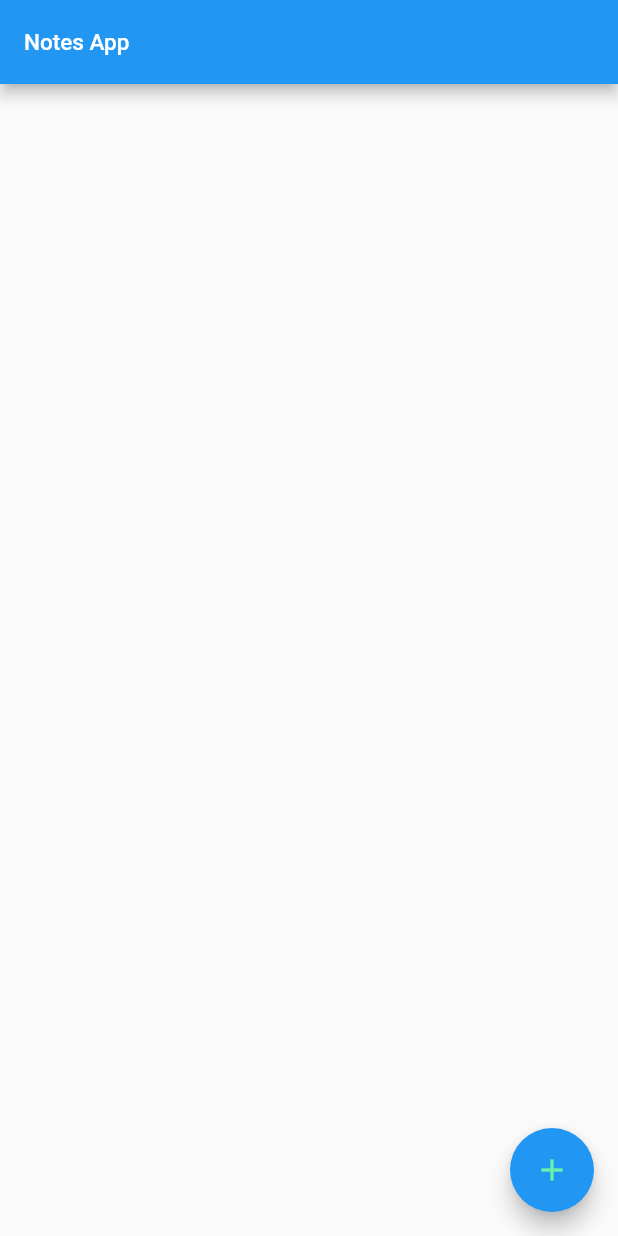
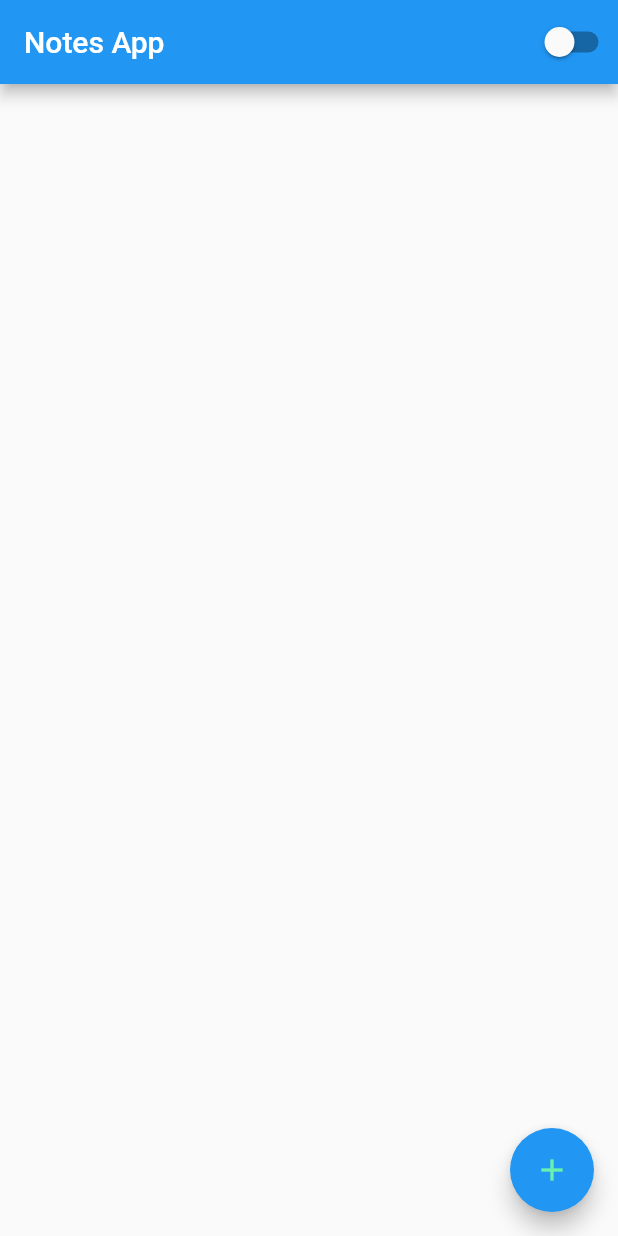
Before and after one commit to shradhaj06/crudwithprovider, a Flutter app: the screen it shows after launch, on a phone screen of 412 x 824 dp. Run offline on Flutter 3.47's test engine with Material 2 defaults, Android fonts, the phone set to English and light mode, and no system bars.

Commit message:
second commit

```diff
--- a/lib/main.dart
+++ b/lib/main.dart
@@ -1,15 +1,30 @@
 import 'package:flutter/material.dart';
+import 'package:poctask/themechangerprovider.dart';
 import 'package:provider/provider.dart';
 import 'noteModel.dart';
 import 'noteProvider.dart';
 
 void main() {
   runApp(
-    ChangeNotifierProvider(
-      create: (context) => NoteProvider(),
-      child: MaterialApp(
-        home: NoteModel(),
+      MultiProvider(
+          providers: [
+      ChangeNotifierProvider(create: (context) => NoteProvider(),),
+          ChangeNotifierProvider(create: (context)=> ThemeChanger())],
+      child: MyApp(),
       ),
-    ),
-  );
+    );
 }
+class MyApp extends StatelessWidget {
+  @override
+  Widget build(BuildContext context) {
+    return Consumer<ThemeChanger>(
+      builder: (context, themeProvider, child) {
+        return MaterialApp(
+          theme: themeProvider.currentTheme,
+          title: 'Notes App',
+          home: NoteModel(),
+        );
+      },
+    );
+  }
+}
--- a/lib/noteModel.dart
+++ b/lib/noteModel.dart
@@ -1,4 +1,5 @@
 import 'package:flutter/material.dart';
+import 'package:poctask/themechangerprovider.dart';
 import 'package:provider/provider.dart';
 import 'addnotescreen.dart';
 import 'editnotescreen.dart';
@@ -10,14 +11,23 @@ class NoteModel extends StatelessWidget {
   @override
   Widget build(BuildContext context) {
     final noteProvider = Provider.of<NoteProvider>(context);
+    final themeProvider = Provider.of<ThemeChanger>(context);
+    return Scaffold(
+            appBar: AppBar(
+        title: Text('Notes App',style: TextStyle(
+          fontSize: 20,
+        ),), actions: <Widget>[
+        Switch(
+          value: themeProvider.currentTheme == ThemeData.dark(),
+          onChanged: (value) {
+            themeProvider.toggleTheme();
+          },
+        ),
+      ],
+      ),
 
-    return Scaffold(
-      appBar: AppBar(
-        title: Text('Notes App',style: TextStyle(
-          fontSize: 15,
-        ),),
-      ),
       body: ListView.builder(
+
         itemCount: noteProvider.notes.length,
         itemBuilder: (context, index) {
           final note = noteProvider.notes[index];
@@ -80,7 +90,7 @@ color: Colors.pinkAccent,
 
         subtitle: Column(
           children: [
-            SizedBox(height:18),
+            SizedBox(height:15),
             Text(note.content, style:TextStyle(
                 fontFamily: 'CormorantGaramond',
 
--- a/lib/themechangerprovider.dart
+++ b/lib/themechangerprovider.dart
@@ -1,4 +1,13 @@
 import 'package:flutter/foundation.dart';
+import 'package:flutter/material.dart';
 class ThemeChanger with ChangeNotifier{
+  ThemeData _currentThemeData = ThemeData.light();
 
+  ThemeData get currentTheme => _currentThemeData;
+
+  void toggleTheme() {
+    _currentThemeData =
+    _currentThemeData == ThemeData.light() ? ThemeData.dark() : ThemeData.light();
+    notifyListeners();
+  }
 }
```
